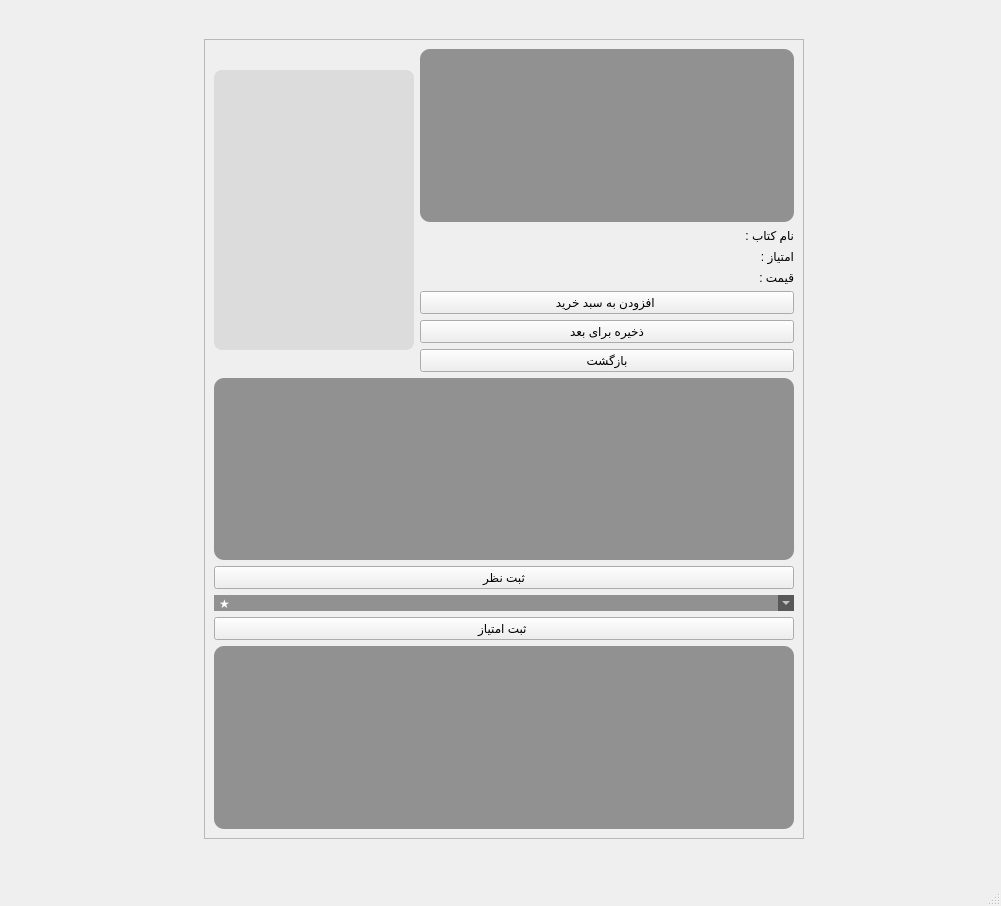
Qt form client/bookdetailswindow_c.ui (afkhamis1386-afk/bookCLUB_Project) before a commit.
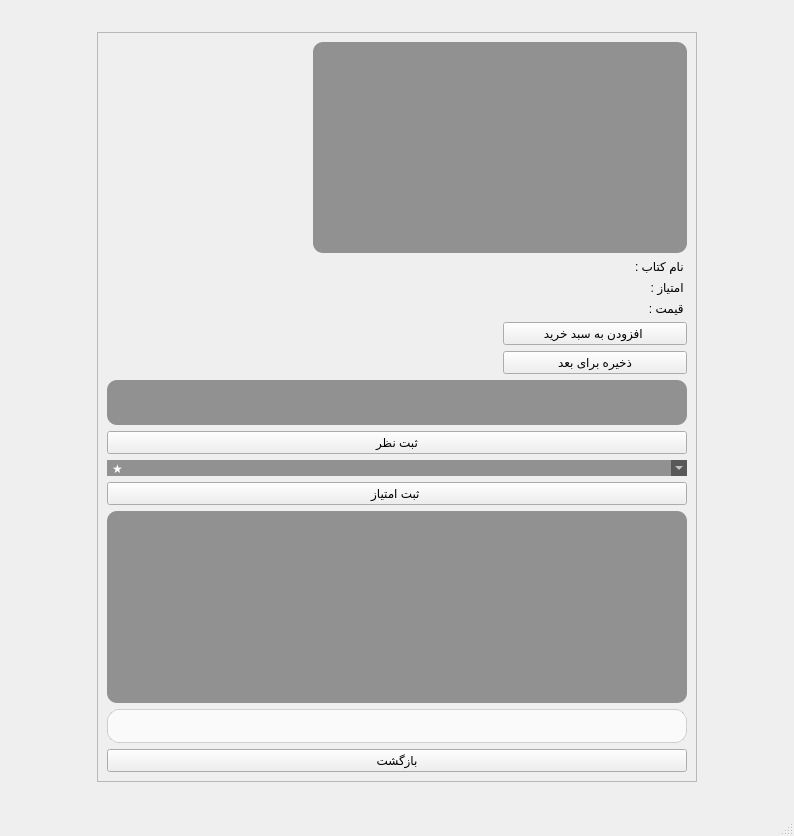
The same form after that commit. Icons and pictures are not drawn.

Commit message: feat(client): add bookId validation in BookDetailsWindow to prevent race conditions

```diff
--- a/client/bookdetailswindow_c.ui
+++ b/client/bookdetailswindow_c.ui
@@ -6,8 +6,8 @@
    <rect>
     <x>0</x>
     <y>0</y>
-    <width>1001</width>
-    <height>906</height>
+    <width>794</width>
+    <height>836</height>
    </rect>
   </property>
   <property name="windowTitle">
@@ -20,15 +20,15 @@
 }</string>
    </property>
    <layout class="QGridLayout" name="gridLayout_2">
-    <item row="0" column="1">
-     <spacer name="verticalSpacer">
+    <item row="0" column="2">
+     <spacer name="verticalSpacer_2">
       <property name="orientation">
        <enum>Qt::Vertical</enum>
       </property>
       <property name="sizeHint" stdset="0">
        <size>
         <width>20</width>
-        <height>19</height>
+        <height>7</height>
        </size>
       </property>
      </spacer>
@@ -40,7 +40,7 @@
       </property>
       <property name="sizeHint" stdset="0">
        <size>
-        <width>180</width>
+        <width>76</width>
         <height>20</height>
        </size>
       </property>
@@ -51,7 +51,7 @@
       <property name="minimumSize">
        <size>
         <width>600</width>
-        <height>800</height>
+        <height>750</height>
        </size>
       </property>
       <property name="maximumSize">
@@ -140,118 +140,112 @@
          <x>0</x>
          <y>0</y>
          <width>598</width>
-         <height>798</height>
+         <height>748</height>
         </rect>
        </property>
        <layout class="QGridLayout" name="gridLayout">
-        <item row="0" column="0">
-         <layout class="QHBoxLayout" name="horizontalLayout">
-          <item>
-           <widget class="QLabel" name="coverImageLabel">
-            <property name="minimumSize">
-             <size>
-              <width>200</width>
-              <height>280</height>
-             </size>
-            </property>
-            <property name="maximumSize">
-             <size>
-              <width>200</width>
-              <height>280</height>
-             </size>
-            </property>
-            <property name="styleSheet">
-             <string notr="true">background-color: #dcdcdc; 
+        <item row="4" column="2">
+         <widget class="QPushButton" name="addToCartButton">
+          <property name="text">
+           <string>افزودن به سبد خرید </string>
+          </property>
+         </widget>
+        </item>
+        <item row="3" column="2">
+         <widget class="QLabel" name="priceLabel">
+          <property name="text">
+           <string> قیمت :   </string>
+          </property>
+         </widget>
+        </item>
+        <item row="2" column="2">
+         <widget class="QLabel" name="ratingLabel">
+          <property name="text">
+           <string> امتیاز :    </string>
+          </property>
+         </widget>
+        </item>
+        <item row="6" column="0" colspan="3">
+         <widget class="QTextEdit" name="newReviewTextEdit">
+          <property name="minimumSize">
+           <size>
+            <width>0</width>
+            <height>0</height>
+           </size>
+          </property>
+          <property name="maximumSize">
+           <size>
+            <width>16777215</width>
+            <height>45</height>
+           </size>
+          </property>
+          <property name="styleSheet">
+           <string notr="true">background-color: rgba(0, 0, 0, 100);
+border-radius: 10px;
+color: white;</string>
+          </property>
+         </widget>
+        </item>
+        <item row="1" column="2">
+         <widget class="QLabel" name="bookNameLabel">
+          <property name="styleSheet">
+           <string notr="true"/>
+          </property>
+          <property name="text">
+           <string> نام کتاب :   </string>
+          </property>
+         </widget>
+        </item>
+        <item row="0" column="1" colspan="2">
+         <widget class="QTextEdit" name="descriptionTextEdit">
+          <property name="minimumSize">
+           <size>
+            <width>0</width>
+            <height>20</height>
+           </size>
+          </property>
+          <property name="styleSheet">
+           <string notr="true">background-color: rgba(0, 0, 0, 100);
+border-radius: 10px;
+color: white;</string>
+          </property>
+          <property name="readOnly">
+           <bool>true</bool>
+          </property>
+         </widget>
+        </item>
+        <item row="0" column="0" rowspan="6">
+         <widget class="QLabel" name="coverImageLabel">
+          <property name="minimumSize">
+           <size>
+            <width>200</width>
+            <height>280</height>
+           </size>
+          </property>
+          <property name="maximumSize">
+           <size>
+            <width>200</width>
+            <height>280</height>
+           </size>
+          </property>
+          <property name="styleSheet">
+           <string notr="true">
 border-radius: 8px;</string>
-            </property>
-            <property name="text">
-             <string/>
-            </property>
-           </widget>
-          </item>
-          <item>
-           <layout class="QVBoxLayout" name="verticalLayout">
-            <item>
-             <widget class="QTextEdit" name="descriptionTextEdit">
-              <property name="minimumSize">
-               <size>
-                <width>0</width>
-                <height>150</height>
-               </size>
-              </property>
-              <property name="styleSheet">
-               <string notr="true">background-color: rgba(0, 0, 0, 100);
-border-radius: 10px;
-color: white;</string>
-              </property>
-              <property name="readOnly">
-               <bool>true</bool>
-              </property>
-             </widget>
-            </item>
-            <item>
-             <widget class="QLabel" name="bookNameLabel">
-              <property name="text">
-               <string>نام کتاب :</string>
-              </property>
-             </widget>
-            </item>
-            <item>
-             <widget class="QLabel" name="ratingLabel">
-              <property name="text">
-               <string>امتیاز :</string>
-              </property>
-             </widget>
-            </item>
-            <item>
-             <widget class="QLabel" name="priceLabel">
-              <property name="text">
-               <string>قیمت :</string>
-              </property>
-             </widget>
-            </item>
-            <item>
-             <widget class="QPushButton" name="addToCartButton">
-              <property name="text">
-               <string>افزودن به سبد خرید </string>
-              </property>
-             </widget>
-            </item>
-            <item>
-             <widget class="QPushButton" name="saveBookButton">
-              <property name="text">
-               <string>ذخیره برای بعد</string>
-              </property>
-             </widget>
-            </item>
-            <item>
-             <widget class="QPushButton" name="backButton">
-              <property name="text">
-               <string>بازگشت</string>
-              </property>
-             </widget>
-            </item>
-           </layout>
-          </item>
-         </layout>
+          </property>
+          <property name="text">
+           <string/>
+          </property>
+         </widget>
         </item>
-        <item row="1" column="0">
-         <layout class="QVBoxLayout" name="verticalLayout_2">
-          <item>
-           <widget class="QTextEdit" name="newReviewTextEdit">
-            <property name="minimumSize">
-             <size>
-              <width>0</width>
-              <height>0</height>
-             </size>
-            </property>
-            <property name="styleSheet">
-             <string notr="true">background-color: rgba(0, 0, 0, 100);
-border-radius: 10px;
-color: white;</string>
-            </property>
-           </widget>
-          </item>
+        <item row="5" column="2">
+         <widget class="QPushButton" name="saveBookButton">
+          <property name="text">
+           <string>ذخیره برای بعد</string>
+          </property>
+         </widget>
+        </item>
+        <item row="7" column="0" colspan="3">
+         <layout class="QVBoxLayout" name="verticalLayout">
           <item>
            <widget class="QPushButton" name="submitReviewButton">
             <property name="text">
@@ -302,6 +296,12 @@
           </item>
           <item>
            <widget class="QListWidget" name="reviewsListWidget">
+            <property name="maximumSize">
+             <size>
+              <width>16777215</width>
+              <height>200</height>
+             </size>
+            </property>
             <property name="styleSheet">
              <string notr="true">background-color: rgba(0, 0, 0, 100);
 border-radius: 10px;
@@ -309,6 +309,30 @@
             </property>
            </widget>
           </item>
+          <item>
+           <widget class="QLabel" name="statusLabel">
+            <property name="styleSheet">
+             <string notr="true">    background-color: rgba(255, 255, 255, 170);
+    color: #2c3e50; 
+    border: 1px solid rgba(44, 62, 80, 50);
+    border-radius: 12px;
+    padding: 8px 12px; 
+    font-family: &quot;Segoe UI&quot;, &quot;Tahoma&quot;;
+    font-size: 14px; 
+    font-weight: bold;</string>
+            </property>
+            <property name="text">
+             <string/>
+            </property>
+           </widget>
+          </item>
+          <item>
+           <widget class="QPushButton" name="backButton">
+            <property name="text">
+             <string>بازگشت</string>
+            </property>
+           </widget>
+          </item>
          </layout>
         </item>
        </layout>
@@ -322,28 +346,21 @@
       </property>
       <property name="sizeHint" stdset="0">
        <size>
-        <width>179</width>
+        <width>76</width>
         <height>20</height>
        </size>
       </property>
      </spacer>
     </item>
-    <item row="2" column="0">
-     <widget class="QLabel" name="statusLabel">
-      <property name="text">
-       <string/>
-      </property>
-     </widget>
-    </item>
-    <item row="2" column="2">
-     <spacer name="verticalSpacer_2">
+    <item row="2" column="1">
+     <spacer name="verticalSpacer">
       <property name="orientation">
        <enum>Qt::Vertical</enum>
       </property>
       <property name="sizeHint" stdset="0">
        <size>
         <width>20</width>
-        <height>17</height>
+        <height>7</height>
        </size>
       </property>
      </spacer>
```
Left out of the diff: 2 changed lines with no effect on the pictures. The commit also changes 1 other file.
